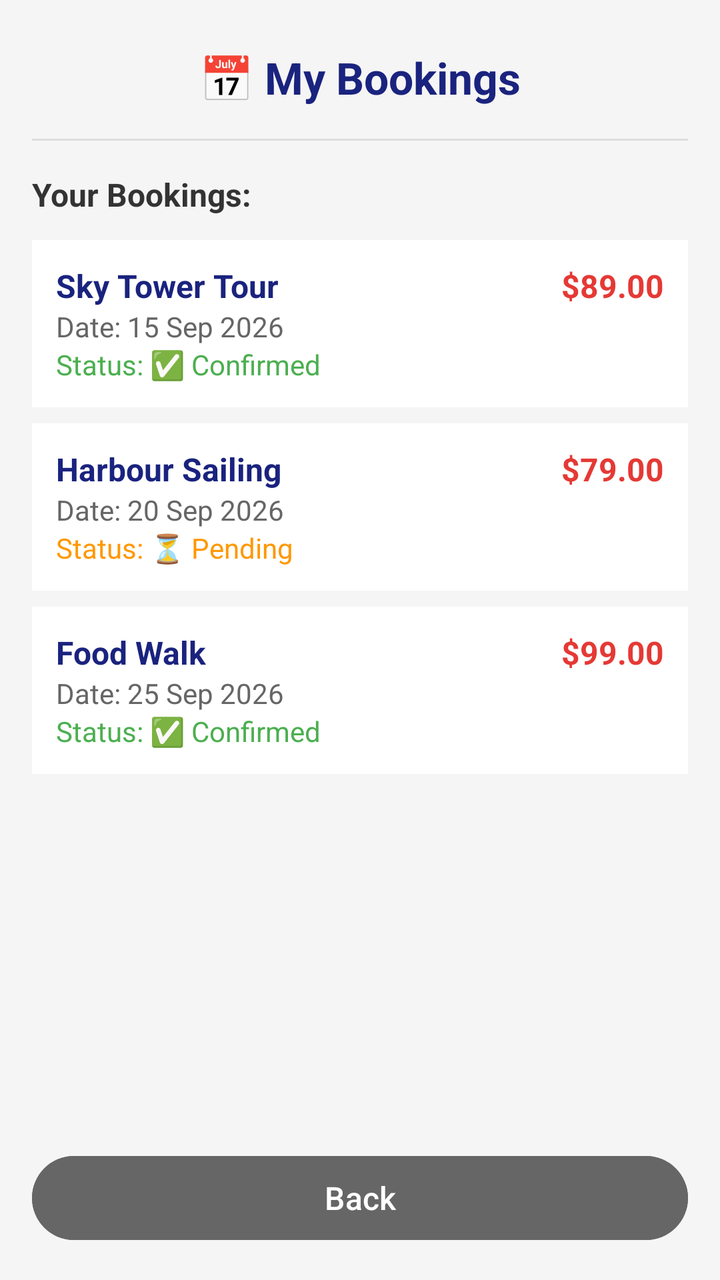
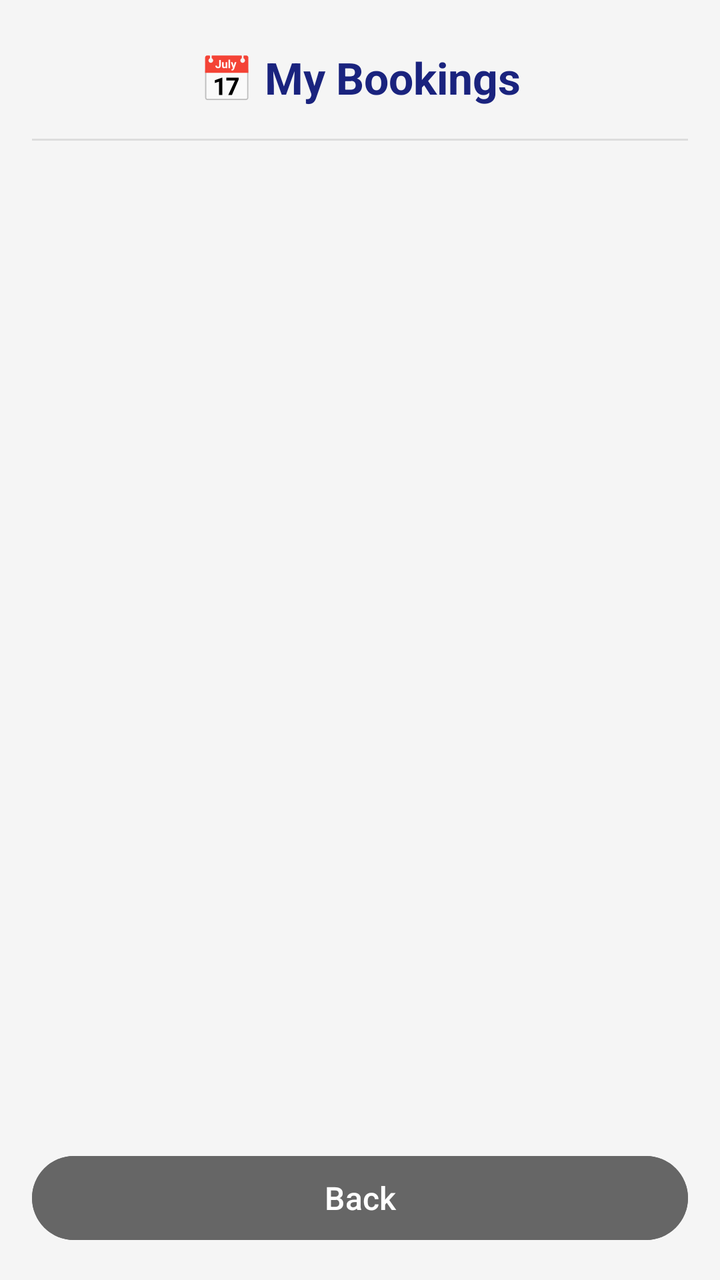

Screens rendered from an Android XML layout before and after an edit, with the pre-edit source and the edit as a unified diff.
<!-- AndroidManifest.xml: application theme Theme.EasyTravel -->
<!-- res/layout/activity_my_bookings.xml -->
<?xml version="1.0" encoding="utf-8"?>
<LinearLayout xmlns:android="http://schemas.android.com/apk/res/android"
    android:layout_width="match_parent"
    android:layout_height="match_parent"
    android:orientation="vertical"
    android:padding="16dp"
    android:background="#F5F5F5">

    
    <TextView
        android:layout_width="match_parent"
        android:layout_height="wrap_content"
        android:text="📅 My Bookings"
        android:textSize="22sp"
        android:textStyle="bold"
        android:textColor="#1A237E"
        android:gravity="center"
        android:layout_marginTop="8dp"
        android:layout_marginBottom="16dp" />

    <View
        android:layout_width="match_parent"
        android:layout_height="1dp"
        android:background="#DDDDDD"
        android:layout_marginBottom="16dp" />

    
    <TextView
        android:layout_width="match_parent"
        android:layout_height="wrap_content"
        android:text="Your Bookings:"
        android:textSize="16sp"
        android:textStyle="bold"
        android:textColor="#333333"
        android:layout_marginBottom="12dp" />

    
    <LinearLayout
        android:layout_width="match_parent"
        android:layout_height="wrap_content"
        android:orientation="horizontal"
        android:background="#FFFFFF"
        android:padding="12dp"
        android:layout_marginBottom="8dp">

        <LinearLayout
            android:layout_width="0dp"
            android:layout_height="wrap_content"
            android:layout_weight="1"
            android:orientation="vertical">

            <TextView
                android:layout_width="match_parent"
                android:layout_height="wrap_content"
                android:text="Sky Tower Tour"
                android:textSize="16sp"
                android:textStyle="bold"
                android:textColor="#1A237E" />

            <TextView
                android:layout_width="match_parent"
                android:layout_height="wrap_content"
                android:text="Date: 15 Sep 2026"
                android:textSize="14sp"
                android:textColor="#666666" />

            <TextView
                android:layout_width="match_parent"
                android:layout_height="wrap_content"
                android:text="Status: ✅ Confirmed"
                android:textSize="14sp"
                android:textColor="#4CAF50" />
        </LinearLayout>

        <TextView
            android:layout_width="wrap_content"
            android:layout_height="wrap_content"
            android:text="$89.00"
            android:textSize="16sp"
            android:textStyle="bold"
            android:textColor="#E53935" />
    </LinearLayout>

    
    <LinearLayout
        android:layout_width="match_parent"
        android:layout_height="wrap_content"
        android:orientation="horizontal"
        android:background="#FFFFFF"
        android:padding="12dp"
        android:layout_marginBottom="8dp">

        <LinearLayout
            android:layout_width="0dp"
            android:layout_height="wrap_content"
            android:layout_weight="1"
            android:orientation="vertical">

            <TextView
                android:layout_width="match_parent"
                android:layout_height="wrap_content"
                android:text="Harbour Sailing"
                android:textSize="16sp"
                android:textStyle="bold"
                android:textColor="#1A237E" />

            <TextView
                android:layout_width="match_parent"
                android:layout_height="wrap_content"
                android:text="Date: 20 Sep 2026"
                android:textSize="14sp"
                android:textColor="#666666" />

            <TextView
                android:layout_width="match_parent"
                android:layout_height="wrap_content"
                android:text="Status: ⏳ Pending"
                android:textSize="14sp"
                android:textColor="#FF9800" />
        </LinearLayout>

        <TextView
            android:layout_width="wrap_content"
            android:layout_height="wrap_content"
            android:text="$79.00"
            android:textSize="16sp"
            android:textStyle="bold"
            android:textColor="#E53935" />
    </LinearLayout>

    
    <LinearLayout
        android:layout_width="match_parent"
        android:layout_height="wrap_content"
        android:orientation="horizontal"
        android:background="#FFFFFF"
        android:padding="12dp"
        android:layout_marginBottom="8dp">

        <LinearLayout
            android:layout_width="0dp"
            android:layout_height="wrap_content"
            android:layout_weight="1"
            android:orientation="vertical">

            <TextView
                android:layout_width="match_parent"
                android:layout_height="wrap_content"
                android:text="Food Walk"
                android:textSize="16sp"
                android:textStyle="bold"
                android:textColor="#1A237E" />

            <TextView
                android:layout_width="match_parent"
                android:layout_height="wrap_content"
                android:text="Date: 25 Sep 2026"
                android:textSize="14sp"
                android:textColor="#666666" />

            <TextView
                android:layout_width="match_parent"
                android:layout_height="wrap_content"
                android:text="Status: ✅ Confirmed"
                android:textSize="14sp"
                android:textColor="#4CAF50" />
        </LinearLayout>

        <TextView
            android:layout_width="wrap_content"
            android:layout_height="wrap_content"
            android:text="$99.00"
            android:textSize="16sp"
            android:textStyle="bold"
            android:textColor="#E53935" />
    </LinearLayout>

    
    <View
        android:layout_width="match_parent"
        android:layout_height="0dp"
        android:layout_weight="1" />

    
    <Button
        android:id="@+id/btnBack"
        android:layout_width="match_parent"
        android:layout_height="50dp"
        android:text="Back"
        android:backgroundTint="#666666"
        android:textColor="#FFFFFF"
        android:textSize="16sp" />

</LinearLayout>
<!-- resources referenced by this layout -->
<resources>
  <style name="Theme.EasyTravel" parent="Base.Theme.EasyTravel" />
  <style name="Base.Theme.EasyTravel" parent="Theme.Material3.DayNight.NoActionBar">
          
          
      </style>
</resources>

<!-- the commit's change to res/layout/activity_my_bookings.xml (unified diff, before → after) -->
@@ -25,158 +25,8 @@
         android:layout_marginBottom="16dp" />
 
     
-    <TextView
-        android:layout_width="match_parent"
-        android:layout_height="wrap_content"
-        android:text="Your Bookings:"
-        android:textSize="16sp"
-        android:textStyle="bold"
-        android:textColor="#333333"
-        android:layout_marginBottom="12dp" />
-
-    
-    <LinearLayout
-        android:layout_width="match_parent"
-        android:layout_height="wrap_content"
-        android:orientation="horizontal"
-        android:background="#FFFFFF"
-        android:padding="12dp"
-        android:layout_marginBottom="8dp">
-
-        <LinearLayout
-            android:layout_width="0dp"
-            android:layout_height="wrap_content"
-            android:layout_weight="1"
-            android:orientation="vertical">
-
-            <TextView
-                android:layout_width="match_parent"
-                android:layout_height="wrap_content"
-                android:text="Sky Tower Tour"
-                android:textSize="16sp"
-                android:textStyle="bold"
-                android:textColor="#1A237E" />
-
-            <TextView
-                android:layout_width="match_parent"
-                android:layout_height="wrap_content"
-                android:text="Date: 15 Sep 2026"
-                android:textSize="14sp"
-                android:textColor="#666666" />
-
-            <TextView
-                android:layout_width="match_parent"
-                android:layout_height="wrap_content"
-                android:text="Status: ✅ Confirmed"
-                android:textSize="14sp"
-                android:textColor="#4CAF50" />
-        </LinearLayout>
-
-        <TextView
-            android:layout_width="wrap_content"
-            android:layout_height="wrap_content"
-            android:text="$89.00"
-            android:textSize="16sp"
-            android:textStyle="bold"
-            android:textColor="#E53935" />
-    </LinearLayout>
-
-    
-    <LinearLayout
-        android:layout_width="match_parent"
-        android:layout_height="wrap_content"
-        android:orientation="horizontal"
-        android:background="#FFFFFF"
-        android:padding="12dp"
-        android:layout_marginBottom="8dp">
-
-        <LinearLayout
-            android:layout_width="0dp"
-            android:layout_height="wrap_content"
-            android:layout_weight="1"
-            android:orientation="vertical">
-
-            <TextView
-                android:layout_width="match_parent"
-                android:layout_height="wrap_content"
-                android:text="Harbour Sailing"
-                android:textSize="16sp"
-                android:textStyle="bold"
-                android:textColor="#1A237E" />
-
-            <TextView
-                android:layout_width="match_parent"
-                android:layout_height="wrap_content"
-                android:text="Date: 20 Sep 2026"
-                android:textSize="14sp"
-                android:textColor="#666666" />
-
-            <TextView
-                android:layout_width="match_parent"
-                android:layout_height="wrap_content"
-                android:text="Status: ⏳ Pending"
-                android:textSize="14sp"
-                android:textColor="#FF9800" />
-        </LinearLayout>
-
-        <TextView
-            android:layout_width="wrap_content"
-            android:layout_height="wrap_content"
-            android:text="$79.00"
-            android:textSize="16sp"
-            android:textStyle="bold"
-            android:textColor="#E53935" />
-    </LinearLayout>
-
-    
-    <LinearLayout
-        android:layout_width="match_parent"
-        android:layout_height="wrap_content"
-        android:orientation="horizontal"
-        android:background="#FFFFFF"
-        android:padding="12dp"
-        android:layout_marginBottom="8dp">
-
-        <LinearLayout
-            android:layout_width="0dp"
-            android:layout_height="wrap_content"
-            android:layout_weight="1"
-            android:orientation="vertical">
-
-            <TextView
-                android:layout_width="match_parent"
-                android:layout_height="wrap_content"
-                android:text="Food Walk"
-                android:textSize="16sp"
-                android:textStyle="bold"
-                android:textColor="#1A237E" />
-
-            <TextView
-                android:layout_width="match_parent"
-                android:layout_height="wrap_content"
-                android:text="Date: 25 Sep 2026"
-                android:textSize="14sp"
-                android:textColor="#666666" />
-
-            <TextView
-                android:layout_width="match_parent"
-                android:layout_height="wrap_content"
-                android:text="Status: ✅ Confirmed"
-                android:textSize="14sp"
-                android:textColor="#4CAF50" />
-        </LinearLayout>
-
-        <TextView
-            android:layout_width="wrap_content"
-            android:layout_height="wrap_content"
-            android:text="$99.00"
-            android:textSize="16sp"
-            android:textStyle="bold"
-            android:textColor="#E53935" />
-    </LinearLayout>
-
-    
-    <View
+    <androidx.recyclerview.widget.RecyclerView
+        android:id="@+id/recyclerViewBookings"
         android:layout_width="match_parent"
         android:layout_height="0dp"
         android:layout_weight="1" />
@@ -189,6 +39,7 @@
         android:text="Back"
         android:backgroundTint="#666666"
         android:textColor="#FFFFFF"
-        android:textSize="16sp" />
+        android:textSize="16sp"
+        android:layout_marginTop="16dp" />
 
 </LinearLayout>
